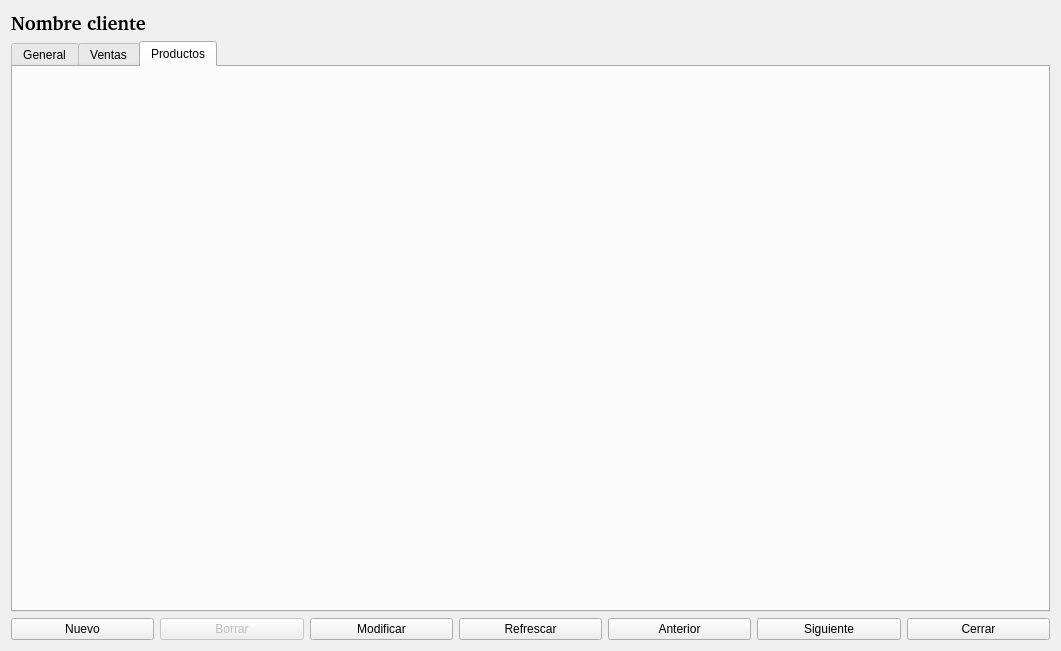
Qt form clientes.ui (Ladis72/tienda) before a commit.
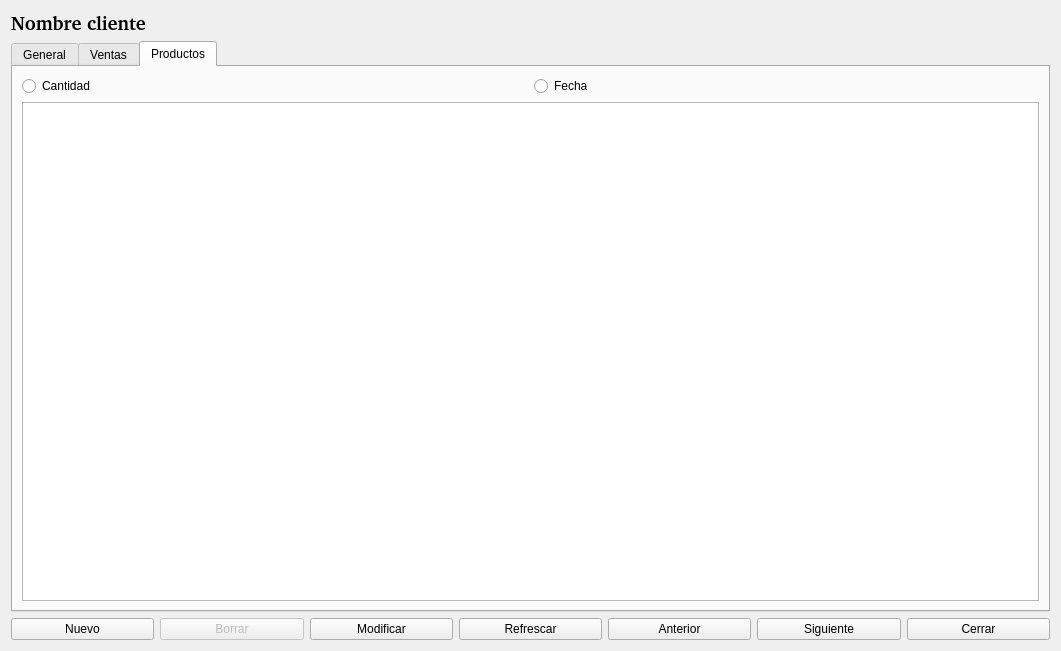
The same form after that commit. The open tabs and pages were chosen to show the change.

Commit message: Ventas de articulos a clientes

```diff
--- a/clientes.ui
+++ b/clientes.ui
@@ -456,6 +456,35 @@
       <attribute name="title">
        <string>Productos</string>
       </attribute>
+      <layout class="QGridLayout" name="gridLayout_3">
+       <item row="0" column="0">
+        <widget class="QRadioButton" name="radioButtonCantidad">
+         <property name="text">
+          <string>Cantidad</string>
+         </property>
+        </widget>
+       </item>
+       <item row="0" column="1">
+        <widget class="QRadioButton" name="radioButtonFecha">
+         <property name="text">
+          <string>Fecha</string>
+         </property>
+        </widget>
+       </item>
+       <item row="1" column="0" colspan="2">
+        <widget class="QTableView" name="tableViewProductos">
+         <property name="editTriggers">
+          <set>QAbstractItemView::NoEditTriggers</set>
+         </property>
+         <property name="sortingEnabled">
+          <bool>true</bool>
+         </property>
+         <property name="cornerButtonEnabled">
+          <bool>false</bool>
+         </property>
+        </widget>
+       </item>
+      </layout>
      </widget>
     </widget>
    </item>
```
Left out of the diff: 2 changed lines with no effect on the pictures. The commit also changes 4 other files.
